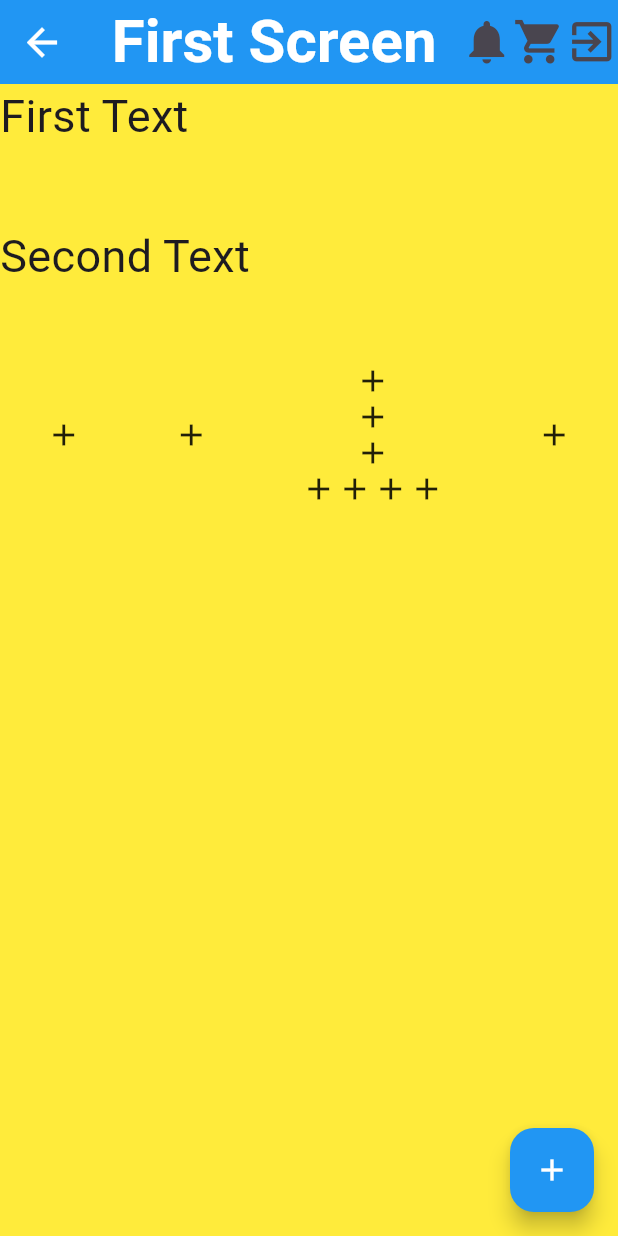
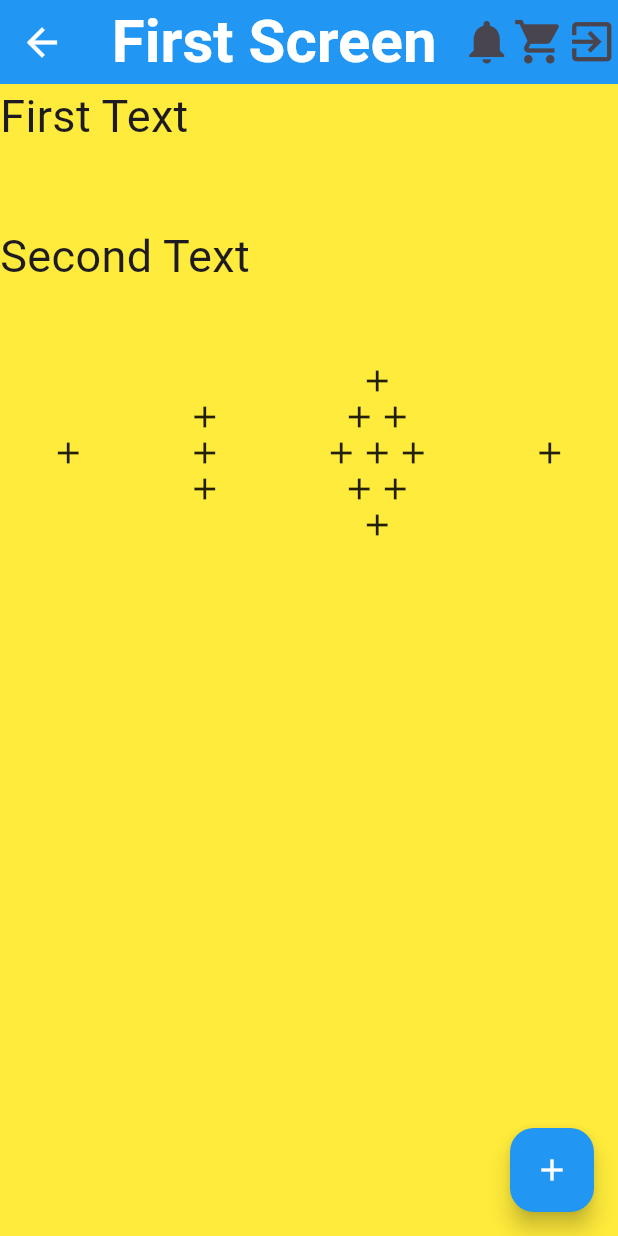
Before and after one commit to MuhammadAliKust/Flutter-B23, a Flutter app: the screen it shows after launch, on a phone screen of 412 x 824 dp. Run offline on Flutter 3.47's test engine with Material 3 defaults, Android fonts, the light colour scheme and no system bars.

Commit message:
Row/Column Done

```diff
--- a/lib/main.dart
+++ b/lib/main.dart
@@ -41,25 +41,30 @@ class MyApp extends StatelessWidget {
               mainAxisAlignment: MainAxisAlignment.spaceAround,
               children: [
               Icon(Icons.add),
-                Icon(Icons.add),
-                Column(
-                  children: [
+              Column(children: [
                 Icon(Icons.add),
                 Icon(Icons.add),
                 Icon(Icons.add),
-                    Row(
-                      children: [
+              ],),
+              Column(children: [
+                Icon(Icons.add),
+                Row(children: [
+                  Icon(Icons.add),
+                  Icon(Icons.add),
+                ],),
+                Row(children: [
                   Icon(Icons.add),
                   Icon(Icons.add),
                   Icon(Icons.add),
+                ],),
+                Row(children: [
                   Icon(Icons.add),
-                      ],
-                    ),
-                  ],
-                ),
                   Icon(Icons.add),
-              ],
-            ),
+                ],),
+                Icon(Icons.add)
+              ],),
+              Icon(Icons.add)
+            ],)
           ],
         ),
         floatingActionButton: FloatingActionButton(
```
Lines whose indentation alone changed are shown as unchanged.
